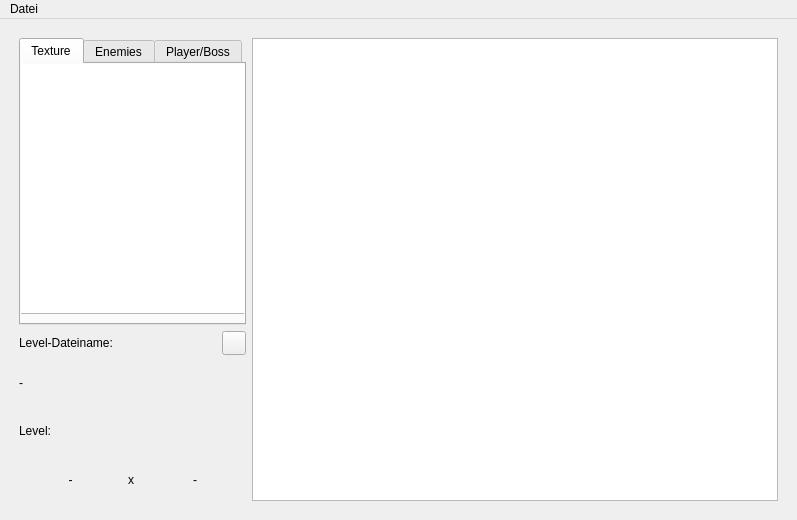
The window that src/editor/LevelView.ui (bluecking/ikaruga) describes before a commit, drawn with Qt 5.
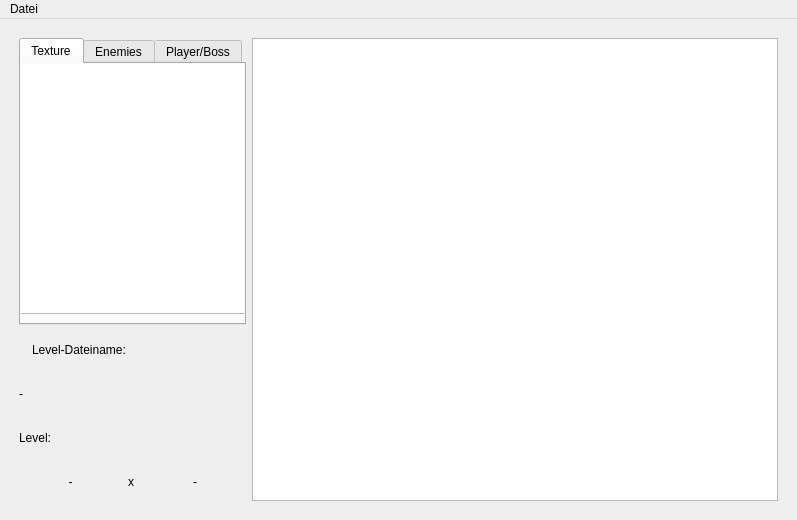
The same window after the commit.

Patch:
```diff
--- a/src/editor/LevelView.ui
+++ b/src/editor/LevelView.ui
@@ -176,35 +176,6 @@
             </property>
            </widget>
           </item>
-          <item>
-           <spacer name="horizontalSpacer">
-            <property name="orientation">
-             <enum>Qt::Horizontal</enum>
-            </property>
-            <property name="sizeType">
-             <enum>QSizePolicy::Minimum</enum>
-            </property>
-            <property name="sizeHint" stdset="0">
-             <size>
-              <width>40</width>
-              <height>20</height>
-             </size>
-            </property>
-           </spacer>
-          </item>
-          <item>
-           <widget class="QPushButton" name="pushButton">
-            <property name="maximumSize">
-             <size>
-              <width>24</width>
-              <height>24</height>
-             </size>
-            </property>
-            <property name="text">
-             <string/>
-            </property>
-           </widget>
-          </item>
          </layout>
         </item>
         <item>
```
